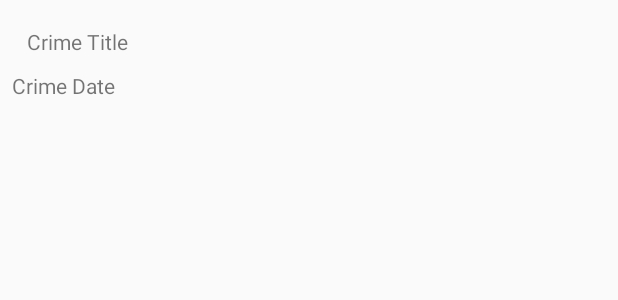
After one commit to SammyBM/CriminalIntent, an Android app: the layout list_item_crime.xml on its own in the app's theme, with its tools: preview values and no code run, on a phone screen of 412 x 824 dp. The commit adds this screen. Shown: the top 300 px of the screen. Run offline under Robolectric (Android 15) with nearby library versions, the phone set to English and light mode, and no system bars.

Commit message:
Version 1.5: Added RecyclerView & Singleton
    crime_activity.xml is now crime_fragment.xml

```diff
--- a/app/build.gradle
+++ b/app/build.gradle
@@ -32,6 +32,7 @@ dependencies {
     androidTestImplementation 'androidx.test.ext:junit:1.1.1'
     androidTestImplementation 'androidx.test.espresso:espresso-core:3.2.0'
     implementation 'com.google.android.gms:play-services:7.3.0'
+    implementation 'com.android.support:recyclerview-v7:28.0.0'
     //implementation('com.google.android.gms.play-services.7.3.0')
 
 }
--- a/app/src/main/AndroidManifest.xml
+++ b/app/src/main/AndroidManifest.xml
@@ -13,6 +13,8 @@
         android:supportsRtl="true"
         android:theme="@style/AppTheme">
         <activity android:name=".CrimeActivity">
+        </activity>
+        <activity android:name=".CrimeListActivity">
             <intent-filter>
                 <action android:name="android.intent.action.MAIN" />
 
--- a/app/src/main/java/com/example/criminalintent/CrimeLab.java
+++ b/app/src/main/java/com/example/criminalintent/CrimeLab.java
@@ -14,6 +14,7 @@ public class CrimeLab {
         if (sCrimeLab==null){
             sCrimeLab = new CrimeLab(context);
         }
+        return sCrimeLab;
     }
 
     private CrimeLab (Context context){
--- /dev/null
+++ b/app/src/main/res/layout/list_item_crime.xml
@@ -0,0 +1,24 @@
+<?xml version="1.0" encoding="utf-8"?>
+<LinearLayout xmlns:android="http://schemas.android.com/apk/res/android"
+    android:layout_width="match_parent"
+    android:layout_height="match_parent"
+    android:padding="8dp"
+    android:orientation="vertical">
+
+    <TextView
+        android:layout_width="match_parent"
+        android:layout_height="wrap_content"
+        android:id="@+id/crime_title"
+        android:text="Crime Title"
+        android:padding="10dp"
+        ></TextView>
+
+    <TextView
+        android:layout_width="match_parent"
+        android:layout_height="wrap_content"
+        android:id="@+id/crime_date"
+        android:text="Crime Date"
+    ></TextView>
+
+
+</LinearLayout>
```
Also changed, not shown: app/src/main/java/com/example/criminalintent/CrimeActivity.java (+7 -10 lines), app/src/main/java/com/example/criminalintent/CrimeListActivity.java (added, +11 -0 lines), app/src/main/java/com/example/criminalintent/CrimeListFragment.java (added, +70 -0 lines), app/src/main/java/com/example/criminalintent/SingleFragmentActivity.java (added, +29 -0 lines), app/src/main/res/layout/crime_list_fragment.xml (added, +9 -0 lines), app/src/main/res/layout/crime_fragment.xml (renamed from app/src/main/res/layout/activity_crime.xml).
